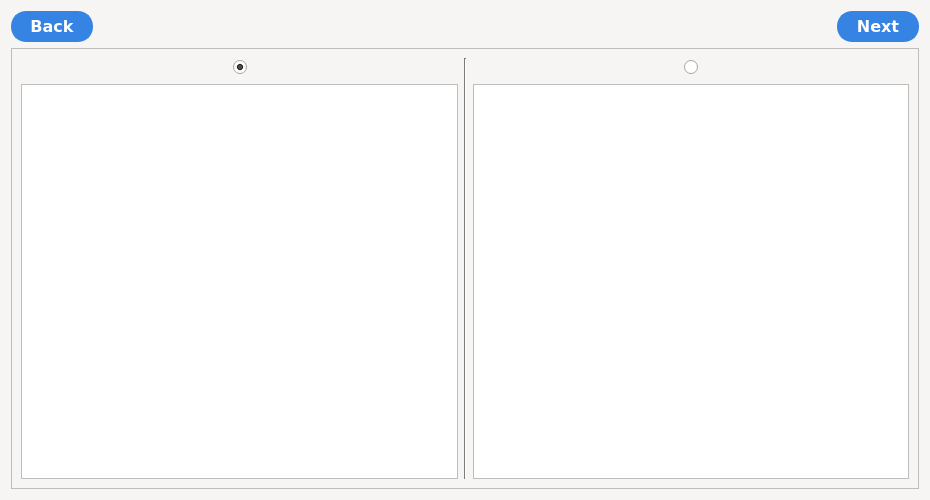
Yarosvet/Bionic, file application/ui/qt_generated/determinant.ui: the form before one commit.
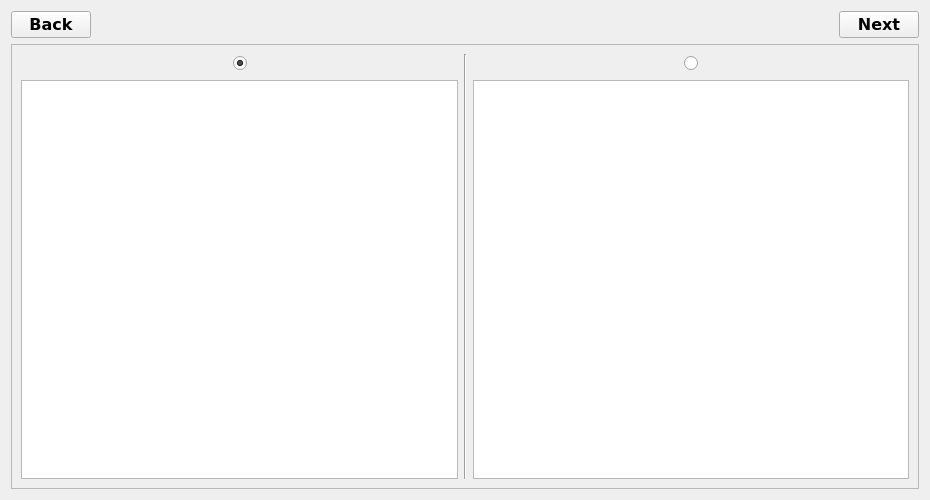
The form after the commit. Icons and pictures are not drawn.

Patch:
```diff
--- a/application/ui/qt_generated/determinant.ui
+++ b/application/ui/qt_generated/determinant.ui
@@ -16,421 +16,6 @@
     <height>500</height>
    </size>
   </property>
-  <property name="palette">
-   <palette>
-    <active>
-     <colorrole role="WindowText">
-      <brush brushstyle="SolidPattern">
-       <color alpha="255">
-        <red>0</red>
-        <green>0</green>
-        <blue>0</blue>
-       </color>
-      </brush>
-     </colorrole>
-     <colorrole role="Button">
-      <brush brushstyle="SolidPattern">
-       <color alpha="255">
-        <red>246</red>
-        <green>245</green>
-        <blue>244</blue>
-       </color>
-      </brush>
-     </colorrole>
-     <colorrole role="Light">
-      <brush brushstyle="SolidPattern">
-       <color alpha="255">
-        <red>255</red>
-        <green>255</green>
-        <blue>255</blue>
-       </color>
-      </brush>
-     </colorrole>
-     <colorrole role="Midlight">
-      <brush brushstyle="SolidPattern">
-       <color alpha="255">
-        <red>250</red>
-        <green>250</green>
-        <blue>249</blue>
-       </color>
-      </brush>
-     </colorrole>
-     <colorrole role="Dark">
-      <brush brushstyle="SolidPattern">
-       <color alpha="255">
-        <red>123</red>
-        <green>122</green>
-        <blue>122</blue>
-       </color>
-      </brush>
-     </colorrole>
-     <colorrole role="Mid">
-      <brush brushstyle="SolidPattern">
-       <color alpha="255">
-        <red>164</red>
-        <green>163</green>
-        <blue>163</blue>
-       </color>
-      </brush>
-     </colorrole>
-     <colorrole role="Text">
-      <brush brushstyle="SolidPattern">
-       <color alpha="255">
-        <red>0</red>
-        <green>0</green>
-        <blue>0</blue>
-       </color>
-      </brush>
-     </colorrole>
-     <colorrole role="BrightText">
-      <brush brushstyle="SolidPattern">
-       <color alpha="255">
-        <red>255</red>
-        <green>255</green>
-        <blue>255</blue>
-       </color>
-      </brush>
-     </colorrole>
-     <colorrole role="ButtonText">
-      <brush brushstyle="SolidPattern">
-       <color alpha="255">
-        <red>0</red>
-        <green>0</green>
-        <blue>0</blue>
-       </color>
-      </brush>
-     </colorrole>
-     <colorrole role="Base">
-      <brush brushstyle="SolidPattern">
-       <color alpha="255">
-        <red>255</red>
-        <green>255</green>
-        <blue>255</blue>
-       </color>
-      </brush>
-     </colorrole>
-     <colorrole role="Window">
-      <brush brushstyle="SolidPattern">
-       <color alpha="255">
-        <red>246</red>
-        <green>245</green>
-        <blue>244</blue>
-       </color>
-      </brush>
-     </colorrole>
-     <colorrole role="Shadow">
-      <brush brushstyle="SolidPattern">
-       <color alpha="255">
-        <red>0</red>
-        <green>0</green>
-        <blue>0</blue>
-       </color>
-      </brush>
-     </colorrole>
-     <colorrole role="AlternateBase">
-      <brush brushstyle="SolidPattern">
-       <color alpha="255">
-        <red>250</red>
-        <green>250</green>
-        <blue>249</blue>
-       </color>
-      </brush>
-     </colorrole>
-     <colorrole role="ToolTipBase">
-      <brush brushstyle="SolidPattern">
-       <color alpha="255">
-        <red>255</red>
-        <green>255</green>
-        <blue>220</blue>
-       </color>
-      </brush>
-     </colorrole>
-     <colorrole role="ToolTipText">
-      <brush brushstyle="SolidPattern">
-       <color alpha="255">
-        <red>0</red>
-        <green>0</green>
-        <blue>0</blue>
-       </color>
-      </brush>
-     </colorrole>
-    </active>
-    <inactive>
-     <colorrole role="WindowText">
-      <brush brushstyle="SolidPattern">
-       <color alpha="255">
-        <red>0</red>
-        <green>0</green>
-        <blue>0</blue>
-       </color>
-      </brush>
-     </colorrole>
-     <colorrole role="Button">
-      <brush brushstyle="SolidPattern">
-       <color alpha="255">
-        <red>246</red>
-        <green>245</green>
-        <blue>244</blue>
-       </color>
-      </brush>
-     </colorrole>
-     <colorrole role="Light">
-      <brush brushstyle="SolidPattern">
-       <color alpha="255">
-        <red>255</red>
-        <green>255</green>
-        <blue>255</blue>
-       </color>
-      </brush>
-     </colorrole>
-     <colorrole role="Midlight">
-      <brush brushstyle="SolidPattern">
-       <color alpha="255">
-        <red>250</red>
-        <green>250</green>
-        <blue>249</blue>
-       </color>
-      </brush>
-     </colorrole>
-     <colorrole role="Dark">
-      <brush brushstyle="SolidPattern">
-       <color alpha="255">
-        <red>123</red>
-        <green>122</green>
-        <blue>122</blue>
-       </color>
-      </brush>
-     </colorrole>
-     <colorrole role="Mid">
-      <brush brushstyle="SolidPattern">
-       <color alpha="255">
-        <red>164</red>
-        <green>163</green>
-        <blue>163</blue>
-       </color>
-      </brush>
-     </colorrole>
-     <colorrole role="Text">
-      <brush brushstyle="SolidPattern">
-       <color alpha="255">
-        <red>0</red>
-        <green>0</green>
-        <blue>0</blue>
-       </color>
-      </brush>
-     </colorrole>
-     <colorrole role="BrightText">
-      <brush brushstyle="SolidPattern">
-       <color alpha="255">
-        <red>255</red>
-        <green>255</green>
-        <blue>255</blue>
-       </color>
-      </brush>
-     </colorrole>
-     <colorrole role="ButtonText">
-      <brush brushstyle="SolidPattern">
-       <color alpha="255">
-        <red>0</red>
-        <green>0</green>
-        <blue>0</blue>
-       </color>
-      </brush>
-     </colorrole>
-     <colorrole role="Base">
-      <brush brushstyle="SolidPattern">
-       <color alpha="255">
-        <red>255</red>
-        <green>255</green>
-        <blue>255</blue>
-       </color>
-      </brush>
-     </colorrole>
-     <colorrole role="Window">
-      <brush brushstyle="SolidPattern">
-       <color alpha="255">
-        <red>246</red>
-        <green>245</green>
-        <blue>244</blue>
-       </color>
-      </brush>
-     </colorrole>
-     <colorrole role="Shadow">
-      <brush brushstyle="SolidPattern">
-       <color alpha="255">
-        <red>0</red>
-        <green>0</green>
-        <blue>0</blue>
-       </color>
-      </brush>
-     </colorrole>
-     <colorrole role="AlternateBase">
-      <brush brushstyle="SolidPattern">
-       <color alpha="255">
-        <red>250</red>
-        <green>250</green>
-        <blue>249</blue>
-       </color>
-      </brush>
-     </colorrole>
-     <colorrole role="ToolTipBase">
-      <brush brushstyle="SolidPattern">
-       <color alpha="255">
-        <red>255</red>
-        <green>255</green>
-        <blue>220</blue>
-       </color>
-      </brush>
-     </colorrole>
-     <colorrole role="ToolTipText">
-      <brush brushstyle="SolidPattern">
-       <color alpha="255">
-        <red>0</red>
-        <green>0</green>
-        <blue>0</blue>
-       </color>
-      </brush>
-     </colorrole>
-    </inactive>
-    <disabled>
-     <colorrole role="WindowText">
-      <brush brushstyle="SolidPattern">
-       <color alpha="255">
-        <red>123</red>
-        <green>122</green>
-        <blue>122</blue>
-       </color>
-      </brush>
-     </colorrole>
-     <colorrole role="Button">
-      <brush brushstyle="SolidPattern">
-       <color alpha="255">
-        <red>246</red>
-        <green>245</green>
-        <blue>244</blue>
-       </color>
-      </brush>
-     </colorrole>
-     <colorrole role="Light">
-      <brush brushstyle="SolidPattern">
-       <color alpha="255">
-        <red>255</red>
-        <green>255</green>
-        <blue>255</blue>
-       </color>
-      </brush>
-     </colorrole>
-     <colorrole role="Midlight">
-      <brush brushstyle="SolidPattern">
-       <color alpha="255">
-        <red>250</red>
-        <green>250</green>
-        <blue>249</blue>
-       </color>
-      </brush>
-     </colorrole>
-     <colorrole role="Dark">
-      <brush brushstyle="SolidPattern">
-       <color alpha="255">
-        <red>123</red>
-        <green>122</green>
-        <blue>122</blue>
-       </color>
-      </brush>
-     </colorrole>
-     <colorrole role="Mid">
-      <brush brushstyle="SolidPattern">
-       <color alpha="255">
-        <red>164</red>
-        <green>163</green>
-        <blue>163</blue>
-       </color>
-      </brush>
-     </colorrole>
-     <colorrole role="Text">
-      <brush brushstyle="SolidPattern">
-       <color alpha="255">
-        <red>123</red>
-        <green>122</green>
-        <blue>122</blue>
-       </color>
-      </brush>
-     </colorrole>
-     <colorrole role="BrightText">
-      <brush brushstyle="SolidPattern">
-       <color alpha="255">
-        <red>255</red>
-        <green>255</green>
-        <blue>255</blue>
-       </color>
-      </brush>
-     </colorrole>
-     <colorrole role="ButtonText">
-      <brush brushstyle="SolidPattern">
-       <color alpha="255">
-        <red>123</red>
-        <green>122</green>
-        <blue>122</blue>
-       </color>
-      </brush>
-     </colorrole>
-     <colorrole role="Base">
-      <brush brushstyle="SolidPattern">
-       <color alpha="255">
-        <red>246</red>
-        <green>245</green>
-        <blue>244</blue>
-       </color>
-      </brush>
-     </colorrole>
-     <colorrole role="Window">
-      <brush brushstyle="SolidPattern">
-       <color alpha="255">
-        <red>246</red>
-        <green>245</green>
-        <blue>244</blue>
-       </color>
-      </brush>
-     </colorrole>
-     <colorrole role="Shadow">
-      <brush brushstyle="SolidPattern">
-       <color alpha="255">
-        <red>0</red>
-        <green>0</green>
-        <blue>0</blue>
-       </color>
-      </brush>
-     </colorrole>
-     <colorrole role="AlternateBase">
-      <brush brushstyle="SolidPattern">
-       <color alpha="255">
-        <red>246</red>
-        <green>245</green>
-        <blue>244</blue>
-       </color>
-      </brush>
-     </colorrole>
-     <colorrole role="ToolTipBase">
-      <brush brushstyle="SolidPattern">
-       <color alpha="255">
-        <red>255</red>
-        <green>255</green>
-        <blue>220</blue>
-       </color>
-      </brush>
-     </colorrole>
-     <colorrole role="ToolTipText">
-      <brush brushstyle="SolidPattern">
-       <color alpha="255">
-        <red>0</red>
-        <green>0</green>
-        <blue>0</blue>
-       </color>
-      </brush>
-     </colorrole>
-    </disabled>
-   </palette>
-  </property>
   <property name="windowTitle">
    <string>Bionic</string>
   </property>
@@ -438,6 +23,9 @@
    <iconset resource="../../res.qrc">
     <normaloff>:/img/img/b_logo.png</normaloff>:/img/img/b_logo.png</iconset>
   </property>
+  <property name="styleSheet">
+   <string notr="true"/>
+  </property>
   <layout class="QVBoxLayout" name="verticalLayout">
    <item>
     <layout class="QHBoxLayout" name="horizontalLayout">
@@ -455,15 +43,7 @@
         <cursorShape>PointingHandCursor</cursorShape>
        </property>
        <property name="styleSheet">
-        <string notr="true">background-color: rgb(53, 132, 228);
-color: rgb(255, 255, 255);
-border-style: solid;
-border-width: 2px;
-border-radius: 15px;
-border-color: rgb(53, 132, 228);
-padding: 4px;
-width: 70px;
-min-height: 18px;</string>
+        <string notr="true"/>
        </property>
        <property name="text">
         <string>Back</string>
@@ -497,15 +77,7 @@
         <cursorShape>PointingHandCursor</cursorShape>
        </property>
        <property name="styleSheet">
-        <string notr="true">background-color: rgb(53, 132, 228);
-color: rgb(255, 255, 255);
-border-style: solid;
-border-width: 2px;
-border-radius: 15px;
-border-color: rgb(53, 132, 228);
-padding: 4px;
-width: 70px;
-min-height: 18px;</string>
+        <string notr="true"/>
        </property>
        <property name="text">
         <string>Next</string>
@@ -531,7 +103,7 @@
         <x>0</x>
         <y>0</y>
         <width>910</width>
-        <height>441</height>
+        <height>445</height>
        </rect>
       </property>
       <layout class="QHBoxLayout" name="horizontalLayout_2">
```
